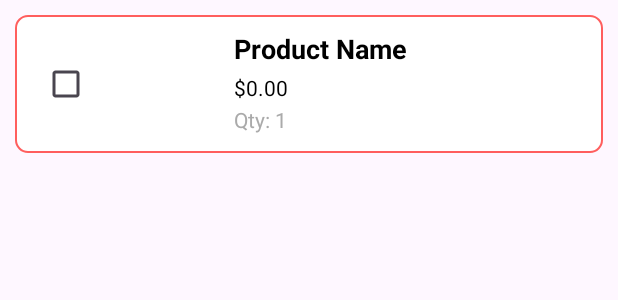
After one commit to Kiennt1699/EComFE_remake, an Android app: the layout cart_item.xml on its own in the app's theme, with its tools: preview values and no code run, on a phone screen of 412 x 824 dp. The commit adds this screen. Shown: the top 300 px of the screen. Run offline under Robolectric (Android 15) with nearby library versions, the phone set to English and light mode, and no system bars.

Commit message:
AddToCart,CartPage

```diff
--- a/AndroidStudioProjects/EComFE/app/build.gradle.kts
+++ b/AndroidStudioProjects/EComFE/app/build.gradle.kts
@@ -3,7 +3,6 @@ import com.android.build.api.dsl.ViewBinding
 plugins {
     alias(libs.plugins.android.application)
 }
-
 android {
     namespace = "com.example.myapplication"
     compileSdk = 34
@@ -53,6 +52,7 @@ dependencies {
     implementation(libs.material)
     implementation(libs.activity)
     implementation(libs.constraintlayout)
+    implementation(libs.firebase.inappmessaging)
     testImplementation(libs.junit)
     androidTestImplementation(libs.ext.junit)
     androidTestImplementation(libs.espresso.core);
@@ -60,4 +60,6 @@ dependencies {
     implementation (libs.converter.gson)
     implementation (libs.glide)
     annotationProcessor (libs.compiler)
+    implementation("com.github.bumptech.glide:glide:4.12.0")
+    annotationProcessor("com.github.bumptech.glide:compiler:4.12.0")
 }
--- a/AndroidStudioProjects/EComFE/app/src/main/AndroidManifest.xml
+++ b/AndroidStudioProjects/EComFE/app/src/main/AndroidManifest.xml
@@ -34,6 +34,9 @@
         <activity
             android:name=".Activity.CategoryActivity"
             android:exported="true" />
+        <activity
+            android:name=".Activity.CartActivity"
+            android:exported="true" />
 
 
     </application>
--- a/AndroidStudioProjects/EComFE/app/src/main/java/com/example/myapplication/Activity/MainActivity.java
+++ b/AndroidStudioProjects/EComFE/app/src/main/java/com/example/myapplication/Activity/MainActivity.java
@@ -1,6 +1,7 @@
 package com.example.myapplication.Activity;
 
 import android.content.Intent;
+import android.content.SharedPreferences;
 import android.os.Bundle;
 import android.view.View;
 import android.widget.ProgressBar;
--- /dev/null
+++ b/AndroidStudioProjects/EComFE/app/src/main/res/drawable/item_border.xml
@@ -0,0 +1,13 @@
+<?xml version="1.0" encoding="utf-8"?>
+<shape xmlns:android="http://schemas.android.com/apk/res/android">
+    <solid android:color="@android:color/white" />
+    <stroke
+        android:width="1dp"
+        android:color="@color/primary_highlight_color" />
+    <corners android:radius="8dp"/>
+<!--    <padding-->
+<!--        android:left="2dp"-->
+<!--        android:top="2dp"-->
+<!--        android:right="2dp"-->
+<!--        android:bottom="2dp"/>-->
+</shape>
--- /dev/null
+++ b/AndroidStudioProjects/EComFE/app/src/main/res/layout/cart_item.xml
@@ -0,0 +1,62 @@
+<?xml version="1.0" encoding="utf-8"?>
+<LinearLayout xmlns:android="http://schemas.android.com/apk/res/android"
+    android:layout_width="match_parent"
+    android:layout_height="wrap_content"
+    android:orientation="horizontal"
+    android:padding="10dp"
+    android:background="@drawable/item_border"
+    android:layout_margin="10dp">
+    >
+    <CheckBox
+        android:id="@+id/selectCheckbox"
+        android:layout_width="wrap_content"
+        android:layout_height="wrap_content"
+        android:layout_gravity="center_vertical"
+        />
+    <ImageView
+        android:id="@+id/productImage"
+        android:layout_width="72dp"
+        android:layout_height="72dp"
+        android:scaleType="centerCrop"
+        android:layout_gravity="center_vertical"
+        android:contentDescription="Product Image"
+        />
+
+    <LinearLayout
+        android:layout_width="0dp"
+        android:layout_height="wrap_content"
+        android:layout_weight="1"
+        android:orientation="vertical"
+        android:layout_marginStart="16dp"
+        android:gravity="center_vertical">
+
+        <TextView
+            android:id="@+id/productName"
+            android:layout_width="wrap_content"
+            android:layout_height="wrap_content"
+            android:text="Product Name"
+            android:textStyle="bold"
+            android:textSize="18sp"
+            android:textColor="@android:color/black"
+            android:maxLines="1"
+            android:ellipsize="end"/>
+
+        <TextView
+            android:id="@+id/price"
+            android:layout_width="wrap_content"
+            android:layout_height="wrap_content"
+            android:text="$0.00"
+            android:textSize="14sp"
+            android:textColor="@color/black"
+            android:layout_marginTop="4dp"/>
+
+        <TextView
+            android:id="@+id/quantity"
+            android:layout_width="wrap_content"
+            android:layout_height="wrap_content"
+            android:text="Qty: 1"
+            android:textSize="14sp"
+            android:textColor="@android:color/darker_gray"
+            android:layout_marginTop="2dp"/>
+    </LinearLayout>
+</LinearLayout>
--- a/AndroidStudioProjects/EComFE/app/src/main/res/layout/detail_page.xml
+++ b/AndroidStudioProjects/EComFE/app/src/main/res/layout/detail_page.xml
@@ -157,8 +157,9 @@
                     app:layout_constraintStart_toEndOf="@id/QuantityTxt"
                     app:layout_constraintTop_toTopOf="parent"/>
 
-                <TextView
+                <EditText
                     android:id="@+id/numTxt"
+                    android:inputType="number"
                     android:layout_width="20dp"
                     android:layout_height="wrap_content"
                     android:layout_marginStart="8dp"
--- a/AndroidStudioProjects/EComFE/gradle/libs.versions.toml
+++ b/AndroidStudioProjects/EComFE/gradle/libs.versions.toml
@@ -10,6 +10,7 @@ material = "1.12.0"
 activity = "1.8.0"
 constraintlayout = "2.1.4"
 retrofit = "2.9.0"
+firebaseInappmessaging = "21.0.1"
 
 [libraries]
 compiler = { module = "com.github.bumptech.glide:compiler", version.ref = "glide" }
@@ -23,6 +24,7 @@ material = { group = "com.google.android.material", name = "material", version.r
 activity = { group = "androidx.activity", name = "activity", version.ref = "activity" }
 constraintlayout = { group = "androidx.constraintlayout", name = "constraintlayout", version.ref = "constraintlayout" }
 retrofit2-retrofit = { module = "com.squareup.retrofit2:retrofit", version.ref = "retrofit" }
+firebase-inappmessaging = { group = "com.google.firebase", name = "firebase-inappmessaging", version.ref = "firebaseInappmessaging" }
 
 [plugins]
 android-application = { id = "com.android.application", version.ref = "agp" }
--- a/AndroidStudioProjects/EComFE/settings.gradle.kts
+++ b/AndroidStudioProjects/EComFE/settings.gradle.kts
@@ -17,6 +17,8 @@ dependencyResolutionManagement {
         google()
         mavenCentral()
     }
+
+
 }
 
 rootProject.name = "My Application"
```
Also changed, not shown: AndroidStudioProjects/EComFE/app/src/main/java/API/CartApi.java (added, +21 -0 lines), AndroidStudioProjects/EComFE/app/src/main/java/API/RetrofitClient.java (+5 -2 lines), AndroidStudioProjects/EComFE/app/src/main/java/Adapter/CartAdapter.java (added, +113 -0 lines), AndroidStudioProjects/EComFE/app/src/main/java/Adapter/DetailAdapter.java (+77 -6 lines), AndroidStudioProjects/EComFE/app/src/main/java/Domain/AddToCartRequest.java (added, +26 -0 lines), AndroidStudioProjects/EComFE/app/src/main/java/Domain/CartItem.java (added, +51 -0 lines), AndroidStudioProjects/EComFE/app/src/main/java/Domain/CartProduct.java (added, +68 -0 lines), AndroidStudioProjects/EComFE/app/src/main/java/Domain/Products.java (+15 -0 lines), AndroidStudioProjects/EComFE/app/src/main/java/com/example/myapplication/Activity/CartActivity.java (added, +127 -0 lines), AndroidStudioProjects/EComFE/app/src/main/java/com/example/myapplication/Activity/DetailActivity.java (+23 -1 lines), AndroidStudioProjects/EComFE/app/src/main/res/layout/activity_cart_page.xml (added, +53 -0 lines).
